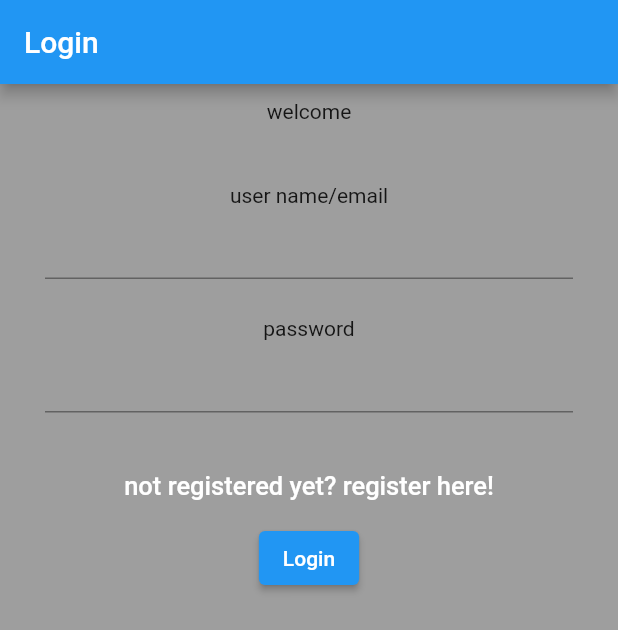
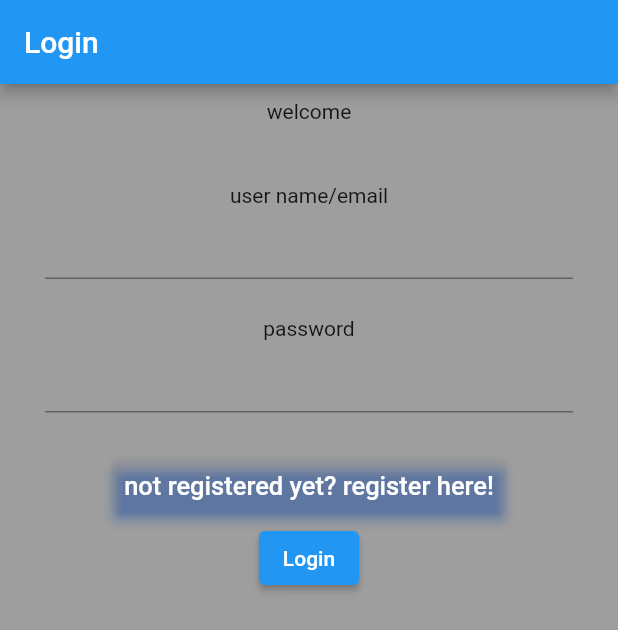
Before and after one commit to Barzy-Yasin/wecode_firebase_flutter_b, a Flutter app: the screen it shows after launch, after a tap on "Login", on a phone screen of 412 x 824 dp. Shown: the top 630 px of the screen. Run offline on Flutter 3.47's test engine with Material 2 defaults, Android fonts, the light colour scheme and no system bars; our stand-ins replace cloud_firestore, firebase_auth, firebase_core; accounts and stored records are empty; network calls fail.

Commit message:
login screen functionality is ready

```diff
--- a/lib/src/screens/login_screen.dart
+++ b/lib/src/screens/login_screen.dart
@@ -1,3 +1,4 @@
+import 'package:firebase_auth/firebase_auth.dart';
 import 'package:flutter/material.dart';
 import 'package:wecode_firebase_flutter_b/src/screens/register_screen.dart';
 
@@ -37,13 +38,32 @@ class LoginScreen extends StatelessWidget {
                 ),
                 const SizedBox(height: 25),
 
-                TextButton(onPressed: () {
-                  Navigator.of(context).push(MaterialPageRoute(builder: (context) => RegisterScreen(),));
-                }, child: const Text('not registered yet? register here!', style: TextStyle(color: Colors.white, fontSize: 17),)),
+                TextButton(
+                  onPressed: () {
+                    Navigator.of(context).push(MaterialPageRoute(
+                      builder: (context) => RegisterScreen(),
+                    ));
+                  },
+                  style: ButtonStyle(elevation: MaterialStateProperty.all(3), shadowColor: MaterialStateProperty.all(Colors.blueAccent)),
+                  child: const Text(
+                    'not registered yet? register here!',
+                    style: TextStyle(color: Colors.white, fontSize: 17),
+                  ),
+                ),
                 // ignore: avoid_unnecessary_containers
                 Container(
                   child: ElevatedButton(
-                      onPressed: () {
+                      onPressed: () async {
+                        debugPrint('username: ${_userNameController.text}');
+                        debugPrint('password: ${_passwordController.text}');
+
+                        await loginWithUserAndPassword(
+                          email: _userNameController.text,
+                          password: _passwordController.text,
+                        ).then(
+                          (value) => debugPrint(
+                              'login succesfully: ${value.user!.email}'),
+                        );
                       },
                       child: const Text(
                         "Login",
@@ -56,4 +76,10 @@ class LoginScreen extends StatelessWidget {
       ),
     );
   }
+
+  Future<UserCredential> loginWithUserAndPassword(
+      {required String email, required String password}) {
+    return FirebaseAuth.instance
+        .signInWithEmailAndPassword(email: email, password: password);
+  }
 }
--- a/lib/src/screens/register_screen.dart
+++ b/lib/src/screens/register_screen.dart
@@ -60,6 +60,7 @@ class RegisterScreen extends StatelessWidget {
 
   Future<UserCredential> registerWithEmailAndPassword(
       String emailFromTheBody, String passwordFromTheBody) async {
+    // ignore: no_leading_underscores_for_local_identifiers
     UserCredential _userCredential = await FirebaseAuth.instance
         .createUserWithEmailAndPassword(
             email: emailFromTheBody, password: passwordFromTheBody);
```
